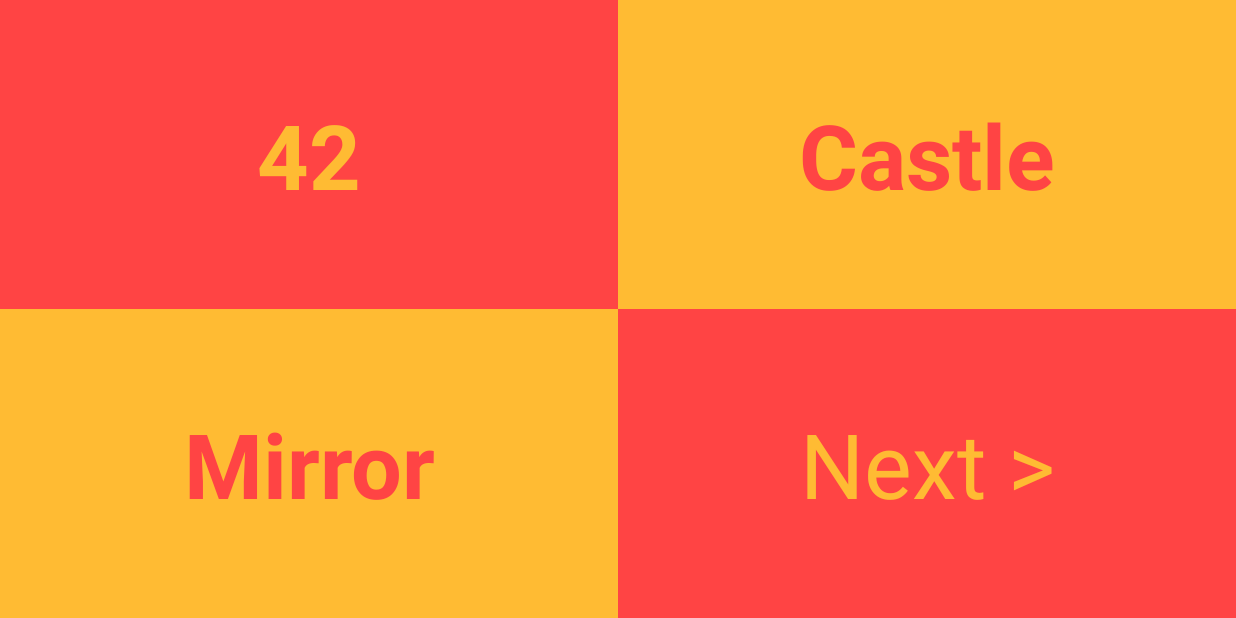
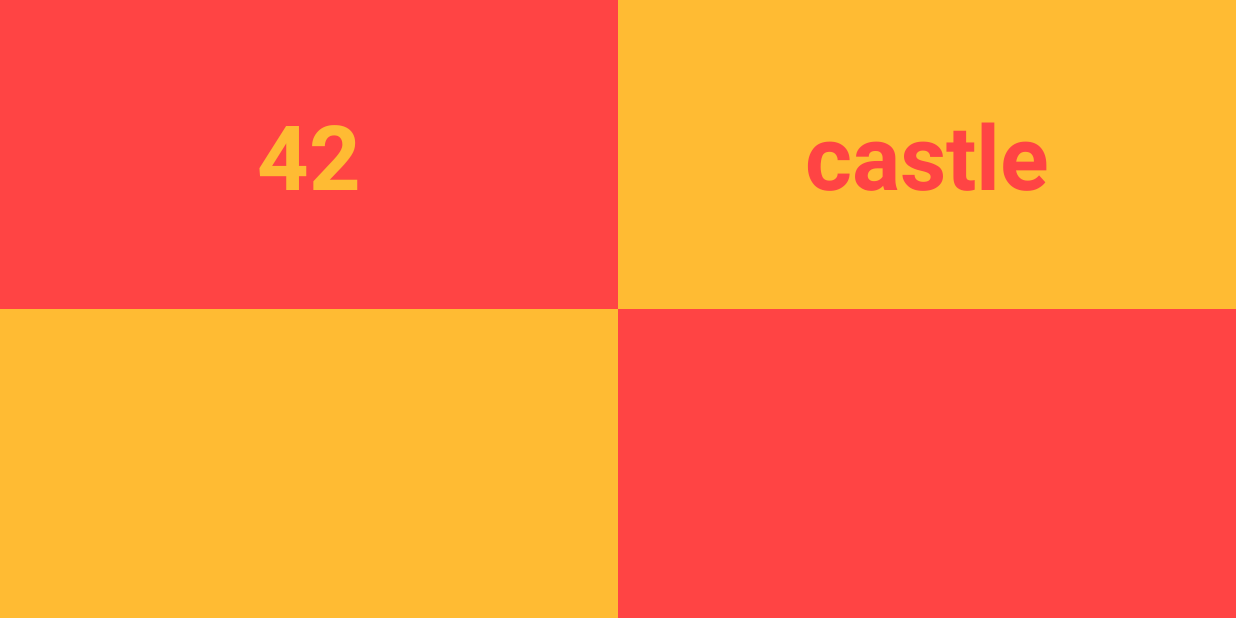
Before and after one commit to Yanonix/Adventure, an Android app: the screen it shows after launch (HomeActivity), on a phone screen of 824 x 412 dp (held sideways). Run offline under Robolectric (Android 15) with nearby library versions, the phone set to English and light mode, and no system bars.

Commit message:
Stories menu

```diff
--- a/app/src/main/java/com/aventure/GameActivity.java
+++ b/app/src/main/java/com/aventure/GameActivity.java
@@ -97,7 +97,7 @@ public class GameActivity extends Activity {
                                             voice.speak("Bye, see you !", TextToSpeech.QUEUE_FLUSH, null, null);
                                             finish();
                                         }
-                                        else if(result.contains("brake")    ||
+                                        else if(result.contains("break")    ||
                                                 result.contains("pause") ||
                                                 result.contains("wait"))
                                         {
--- a/app/src/main/java/com/aventure/HomeActivity.java
+++ b/app/src/main/java/com/aventure/HomeActivity.java
@@ -2,34 +2,121 @@ package com.aventure;
 
 import android.app.Activity;
 import android.content.Intent;
+import android.graphics.Typeface;
 import android.os.Bundle;
 import android.view.View;
+import android.widget.Button;
+
+import java.io.IOException;
+import java.util.ArrayList;
 
 
 public class HomeActivity extends Activity {
+
+    private ArrayList<String> stories = new ArrayList<>();
+    private int startFrom = 0;
 
     @Override
     protected void onCreate(Bundle savedInstanceState) {
         super.onCreate(savedInstanceState);
         setContentView(R.layout.home);
+
+        // Stories
+        stories.add("42");
+        stories.add("castle");
+
+        show();
     }
 
-    public void loadA(View v){
-        Intent intent = new Intent(this, GameActivity.class);
-        intent.putExtra(GameActivity.STORY, "42");
-        startActivity(intent);
+    private void show() {
+
+        // Buttons
+        ArrayList<Button> buttons = new ArrayList<>();
+        if(startFrom == 0) {
+            buttons.add((Button) findViewById(R.id.buttonA));
+        }
+        buttons.add((Button) findViewById(R.id.buttonB));
+        buttons.add((Button) findViewById(R.id.buttonC));
+
+        int j = startFrom;
+        for (int i = 0; i < buttons.size(); i++) {
+            Button b = buttons.get(i);
+
+            if(j < stories.size()) {
+                final int k = j;
+                b.setText(stories.get(j));
+                b.setTypeface(null, Typeface.BOLD);
+                b.setOnClickListener(new View.OnClickListener() {
+                    @Override
+                    public void onClick(View v) {
+                        Intent intent = new Intent(getApplicationContext(), GameActivity.class);
+                        intent.putExtra(GameActivity.STORY, stories.get(k));
+                        startActivity(intent);
+                    }
+                });
+                j += 1;
+            }
+            else
+            {
+                b.setText(null);
+                b.setOnClickListener(null);
+            }
+        }
+
+        // Previous
+        if(startFrom != 0){
+            Button bA = ((Button) findViewById(R.id.buttonA));
+            bA.setText(getString(R.string.previous));
+            bA.setTypeface(null, Typeface.NORMAL);
+            bA.setOnClickListener(new View.OnClickListener() {
+                @Override
+                public void onClick(View v) {
+                    previousPage();
+                }
+            });
+        }
+
+        // Next
+        Button bD = ((Button) findViewById(R.id.buttonD));
+        if(     (startFrom == 0 && startFrom + 3 < stories.size()) ||
+                (startFrom >  0 && startFrom + 2 < stories.size()))
+        {
+            bD.setText(getString(R.string.next));
+            bD.setOnClickListener(new View.OnClickListener() {
+                @Override
+                public void onClick(View v) {
+                    nextPage();
+                }
+            });
+        }
+        else
+        {
+            bD.setText("");
+            bD.setOnClickListener(null);
+        }
+
     }
 
-    public void loadB(View v){
-        Intent intent = new Intent(this, GameActivity.class);
-        intent.putExtra(GameActivity.STORY, "castle");
-        startActivity(intent);
+    public void nextPage(){
+        if(startFrom == 0) {
+            startFrom += 3;
+        }
+        else
+        {
+            startFrom += 2;
+        }
+        // TODO limite
+        show();
     }
 
-    public void loadC(View v){
-        Intent intent = new Intent(this, GameActivity.class);
-        intent.putExtra(GameActivity.STORY, "mirror");
-        startActivity(intent);
+    public void previousPage(){
+        startFrom -= 2;
+
+        if(startFrom < 0)
+            startFrom = 0;
+
+        show();
     }
 
+
 }
--- a/app/src/main/res/layout/home.xml
+++ b/app/src/main/res/layout/home.xml
@@ -23,7 +23,6 @@
                 android:textColor="@android:color/holo_orange_light"
                 android:textStyle="bold"
                 android:layout_weight="1.0"
-                android:onClick="loadA"
                 android:textSize="60dp"
                 android:text="42" />
 
@@ -36,8 +35,7 @@
                 android:textStyle="bold"
                 android:layout_weight="1.0"
                 android:textSize="60dp"
-                android:text="Castle"
-                android:onClick="loadB" />
+                android:text="Castle" />
 
         </LinearLayout>
 
--- a/app/src/main/res/values/strings.xml
+++ b/app/src/main/res/values/strings.xml
@@ -4,4 +4,6 @@
 
     <string name="hello_world">Hello world!</string>
     <string name="action_settings">Settings</string>
+    <string name="next">Next &gt;</string>
+    <string name="previous">&lt; Previous</string>
 </resources>
```
